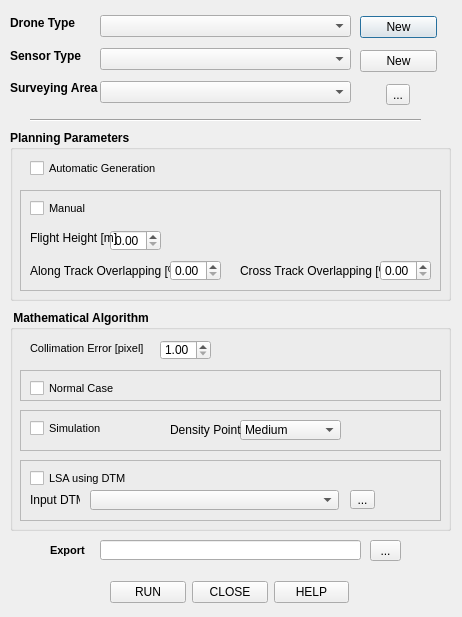
Old version of the form PluginFiles/DSP_dialog_base.ui in the repository Marta1Rossi/DSP.
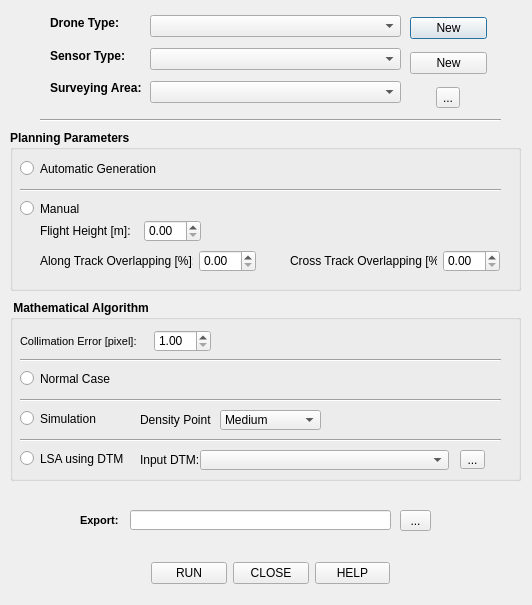
New version of the form.

Patch:
```diff
--- a/PluginFiles/DSP_dialog_base.ui
+++ b/PluginFiles/DSP_dialog_base.ui
@@ -6,8 +6,8 @@
    <rect>
     <x>0</x>
     <y>0</y>
-    <width>462</width>
-    <height>617</height>
+    <width>532</width>
+    <height>605</height>
    </rect>
   </property>
   <property name="windowTitle">
@@ -19,9 +19,9 @@
   <widget class="Line" name="line">
    <property name="geometry">
     <rect>
-     <x>30</x>
+     <x>40</x>
      <y>110</y>
-     <width>391</width>
+     <width>461</width>
      <height>20</height>
     </rect>
    </property>
@@ -34,8 +34,8 @@
     <rect>
      <x>10</x>
      <y>130</y>
-     <width>441</width>
-     <height>171</height>
+     <width>511</width>
+     <height>161</height>
     </rect>
    </property>
    <property name="font">
@@ -57,18 +57,17 @@
    <property name="checkable">
     <bool>false</bool>
    </property>
-   <widget class="QCheckBox" name="checkAuto">
+   <widget class="QRadioButton" name="radioButton">
     <property name="geometry">
      <rect>
-      <x>20</x>
+      <x>10</x>
       <y>30</y>
-      <width>201</width>
+      <width>161</width>
       <height>17</height>
      </rect>
     </property>
     <property name="font">
      <font>
-      <pointsize>8</pointsize>
       <weight>50</weight>
       <bold>false</bold>
      </font>
@@ -77,63 +76,13 @@
      <string>Automatic Generation</string>
     </property>
    </widget>
-   <widget class="QFrame" name="frame">
-    <property name="geometry">
-     <rect>
-      <x>10</x>
-      <y>60</y>
-      <width>421</width>
-      <height>101</height>
-     </rect>
-    </property>
-    <property name="frameShape">
-     <enum>QFrame::StyledPanel</enum>
-    </property>
-    <property name="frameShadow">
-     <enum>QFrame::Raised</enum>
-    </property>
-    <widget class="QDoubleSpinBox" name="doubleSpinBox">
-     <property name="geometry">
-      <rect>
-       <x>90</x>
-       <y>40</y>
-       <width>51</width>
-       <height>21</height>
-      </rect>
-     </property>
-     <property name="font">
-      <font>
-       <weight>50</weight>
-       <bold>false</bold>
-      </font>
-     </property>
-    </widget>
-    <widget class="QLabel" name="label_4">
-     <property name="geometry">
-      <rect>
-       <x>10</x>
-       <y>40</y>
-       <width>101</width>
-       <height>16</height>
-      </rect>
-     </property>
-     <property name="font">
-      <font>
-       <weight>50</weight>
-       <bold>false</bold>
-      </font>
-     </property>
-     <property name="text">
-      <string>Flight Height [m]</string>
-     </property>
-    </widget>
-    <widget class="QLabel" name="label_5">
+   <widget class="QRadioButton" name="radioButton_2">
      <property name="geometry">
       <rect>
        <x>10</x>
        <y>70</y>
-       <width>141</width>
-       <height>21</height>
+      <width>211</width>
+      <height>17</height>
       </rect>
      </property>
      <property name="font">
@@ -143,18 +92,21 @@
       </font>
      </property>
      <property name="text">
-      <string>Along Track Overlapping [%]</string>
-     </property>
-    </widget>
+     <string>Manual</string>
+    </property>
+   </widget>
+   <widget class="QWidget" name="">
+    <property name="geometry">
+     <rect>
+      <x>280</x>
+      <y>120</y>
+      <width>210</width>
+      <height>22</height>
+     </rect>
+    </property>
+    <layout class="QHBoxLayout" name="horizontalLayout_4">
+     <item>
     <widget class="QLabel" name="label_6">
-     <property name="geometry">
-      <rect>
-       <x>220</x>
-       <y>70</y>
-       <width>141</width>
-       <height>21</height>
-      </rect>
-     </property>
      <property name="font">
       <font>
        <weight>50</weight>
@@ -162,34 +114,108 @@
       </font>
      </property>
      <property name="text">
-      <string>Cross Track Overlapping [%]</string>
-     </property>
-    </widget>
+        <string>Cross Track Overlapping [%]:</string>
+       </property>
+      </widget>
+     </item>
+     <item>
+      <spacer name="horizontalSpacer_3">
+       <property name="orientation">
+        <enum>Qt::Horizontal</enum>
+       </property>
+       <property name="sizeHint" stdset="0">
+        <size>
+         <width>40</width>
+         <height>20</height>
+        </size>
+       </property>
+      </spacer>
+     </item>
+     <item>
     <widget class="QDoubleSpinBox" name="doubleSpinBox_2">
+       <property name="font">
+        <font>
+         <weight>50</weight>
+         <bold>false</bold>
+        </font>
+       </property>
+      </widget>
+     </item>
+    </layout>
+   </widget>
+   <widget class="QWidget" name="">
      <property name="geometry">
       <rect>
-       <x>360</x>
-       <y>70</y>
-       <width>51</width>
-       <height>21</height>
-      </rect>
-     </property>
+      <x>30</x>
+      <y>90</y>
+      <width>161</width>
+      <height>22</height>
+     </rect>
+    </property>
+    <layout class="QHBoxLayout" name="horizontalLayout_2">
+     <item>
+      <widget class="QLabel" name="label_4">
      <property name="font">
       <font>
        <weight>50</weight>
        <bold>false</bold>
       </font>
      </property>
-    </widget>
+       <property name="text">
+        <string>Flight Height [m]:</string>
+       </property>
+      </widget>
+     </item>
+     <item>
+      <spacer name="horizontalSpacer">
+       <property name="orientation">
+        <enum>Qt::Horizontal</enum>
+       </property>
+       <property name="sizeHint" stdset="0">
+        <size>
+         <width>40</width>
+         <height>20</height>
+        </size>
+       </property>
+      </spacer>
+     </item>
+     <item>
+      <widget class="QDoubleSpinBox" name="doubleSpinBox">
+       <property name="font">
+        <font>
+         <weight>50</weight>
+         <bold>false</bold>
+        </font>
+       </property>
+      </widget>
+     </item>
+    </layout>
+   </widget>
+   <widget class="QWidget" name="">
+    <property name="geometry">
+     <rect>
+      <x>30</x>
+      <y>120</y>
+      <width>216</width>
+      <height>22</height>
+     </rect>
+    </property>
+    <layout class="QHBoxLayout" name="horizontalLayout_3">
+     <item>
+      <widget class="QLabel" name="label_5">
+       <property name="font">
+        <font>
+         <weight>50</weight>
+         <bold>false</bold>
+        </font>
+       </property>
+       <property name="text">
+        <string>Along Track Overlapping [%]:</string>
+       </property>
+      </widget>
+     </item>
+     <item>
     <widget class="QDoubleSpinBox" name="doubleSpinBox_3">
-     <property name="geometry">
-      <rect>
-       <x>150</x>
-       <y>70</y>
-       <width>51</width>
-       <height>21</height>
-      </rect>
-     </property>
      <property name="font">
       <font>
        <weight>50</weight>
@@ -197,35 +223,30 @@
       </font>
      </property>
     </widget>
-    <widget class="QCheckBox" name="checkManual">
+     </item>
+    </layout>
+   </widget>
+   <widget class="Line" name="line_6">
      <property name="geometry">
       <rect>
        <x>10</x>
-       <y>10</y>
-       <width>70</width>
-       <height>17</height>
-      </rect>
-     </property>
-     <property name="font">
-      <font>
-       <pointsize>8</pointsize>
-       <weight>50</weight>
-       <bold>false</bold>
-      </font>
-     </property>
-     <property name="text">
-      <string>Manual</string>
-     </property>
-    </widget>
+      <y>50</y>
+      <width>481</width>
+      <height>20</height>
+     </rect>
+    </property>
+    <property name="orientation">
+     <enum>Qt::Horizontal</enum>
+    </property>
    </widget>
   </widget>
   <widget class="QGroupBox" name="PlanningParameters_2">
    <property name="geometry">
     <rect>
      <x>10</x>
-     <y>310</y>
-     <width>441</width>
-     <height>221</height>
+     <y>300</y>
+     <width>511</width>
+     <height>181</height>
     </rect>
    </property>
    <property name="font">
@@ -247,130 +268,36 @@
    <property name="checkable">
     <bool>false</bool>
    </property>
-   <widget class="QFrame" name="frame_2">
-    <property name="geometry">
-     <rect>
-      <x>10</x>
-      <y>150</y>
-      <width>421</width>
-      <height>61</height>
-     </rect>
+   <widget class="QRadioButton" name="radioButton_3">
+    <property name="enabled">
+     <bool>true</bool>
     </property>
-    <property name="frameShape">
-     <enum>QFrame::StyledPanel</enum>
-    </property>
-    <property name="frameShadow">
-     <enum>QFrame::Raised</enum>
-    </property>
-    <widget class="QCheckBox" name="checkBox_4">
      <property name="geometry">
       <rect>
        <x>10</x>
-       <y>10</y>
-       <width>111</width>
+      <y>70</y>
+      <width>121</width>
        <height>17</height>
       </rect>
      </property>
      <property name="font">
       <font>
-       <pointsize>8</pointsize>
        <weight>50</weight>
        <bold>false</bold>
       </font>
      </property>
      <property name="text">
-      <string>LSA using DTM</string>
-     </property>
-    </widget>
-    <widget class="QLabel" name="label_7">
-     <property name="geometry">
-      <rect>
-       <x>10</x>
-       <y>30</y>
-       <width>50</width>
-       <height>20</height>
-      </rect>
-     </property>
-     <property name="font">
-      <font>
-       <weight>50</weight>
-       <bold>false</bold>
-      </font>
-     </property>
-     <property name="text">
-      <string>Input DTM</string>
-     </property>
-    </widget>
-    <widget class="QComboBox" name="cb_inDTM">
-     <property name="geometry">
-      <rect>
-       <x>70</x>
-       <y>30</y>
-       <width>249</width>
-       <height>20</height>
-      </rect>
-     </property>
-    </widget>
-    <widget class="QToolButton" name="tb_inDTM">
-     <property name="geometry">
-      <rect>
-       <x>330</x>
-       <y>30</y>
-       <width>25</width>
-       <height>19</height>
-      </rect>
-     </property>
-     <property name="font">
-      <font>
-       <weight>50</weight>
-       <bold>false</bold>
-      </font>
-     </property>
-     <property name="text">
-      <string>...</string>
-     </property>
-    </widget>
-   </widget>
-   <widget class="QFrame" name="frame_3">
-    <property name="geometry">
-     <rect>
-      <x>10</x>
-      <y>100</y>
-      <width>421</width>
-      <height>41</height>
-     </rect>
-    </property>
-    <property name="frameShape">
-     <enum>QFrame::StyledPanel</enum>
-    </property>
-    <property name="frameShadow">
-     <enum>QFrame::Raised</enum>
-    </property>
-    <widget class="QCheckBox" name="checkBox_5">
-     <property name="geometry">
-      <rect>
-       <x>10</x>
-       <y>10</y>
-       <width>111</width>
-       <height>17</height>
-      </rect>
-     </property>
-     <property name="font">
-      <font>
-       <pointsize>8</pointsize>
-       <weight>50</weight>
-       <bold>false</bold>
-      </font>
-     </property>
-     <property name="text">
-      <string>Simulation</string>
+     <string>Normal Case</string>
      </property>
     </widget>
     <widget class="QComboBox" name="comboBox_6">
+    <property name="enabled">
+     <bool>true</bool>
+    </property>
      <property name="geometry">
       <rect>
-       <x>220</x>
-       <y>10</y>
+      <x>210</x>
+      <y>110</y>
        <width>101</width>
        <height>20</height>
       </rect>
@@ -400,8 +327,8 @@
     <widget class="QLabel" name="label_9">
      <property name="geometry">
       <rect>
-       <x>150</x>
-       <y>10</y>
+      <x>130</x>
+      <y>110</y>
        <width>71</width>
        <height>20</height>
       </rect>
@@ -413,55 +340,149 @@
       </font>
      </property>
      <property name="text">
-      <string>Density Point</string>
-     </property>
-    </widget>
-   </widget>
-   <widget class="QFrame" name="frame_4">
+     <string>Density Point:</string>
+    </property>
+   </widget>
+   <widget class="QRadioButton" name="radioButton_4">
     <property name="geometry">
      <rect>
       <x>10</x>
-      <y>60</y>
-      <width>421</width>
-      <height>31</height>
+      <y>110</y>
+      <width>101</width>
+      <height>17</height>
      </rect>
     </property>
-    <property name="frameShape">
-     <enum>QFrame::StyledPanel</enum>
+    <property name="font">
+     <font>
+      <weight>50</weight>
+      <bold>false</bold>
+     </font>
     </property>
-    <property name="frameShadow">
-     <enum>QFrame::Raised</enum>
+    <property name="text">
+     <string>Simulation</string>
     </property>
-    <widget class="QCheckBox" name="checkBox_6">
+   </widget>
+   <widget class="QRadioButton" name="radioButton_5">
+    <property name="enabled">
+     <bool>true</bool>
+    </property>
      <property name="geometry">
       <rect>
        <x>10</x>
-       <y>10</y>
-       <width>111</width>
+      <y>150</y>
+      <width>121</width>
        <height>17</height>
       </rect>
      </property>
      <property name="font">
       <font>
-       <pointsize>8</pointsize>
        <weight>50</weight>
        <bold>false</bold>
       </font>
      </property>
      <property name="text">
-      <string>Normal Case</string>
-     </property>
-    </widget>
+     <string>LSA using DTM</string>
+    </property>
+   </widget>
+   <widget class="QToolButton" name="tb_inDTM">
+    <property name="geometry">
+     <rect>
+      <x>450</x>
+      <y>150</y>
+      <width>25</width>
+      <height>19</height>
+     </rect>
+    </property>
+    <property name="font">
+     <font>
+      <weight>50</weight>
+      <bold>false</bold>
+     </font>
+    </property>
+    <property name="text">
+     <string>...</string>
+    </property>
    </widget>
+   <widget class="QComboBox" name="cb_inDTM">
+    <property name="geometry">
+     <rect>
+      <x>190</x>
+      <y>150</y>
+      <width>249</width>
+      <height>20</height>
+     </rect>
+    </property>
+   </widget>
+   <widget class="QLabel" name="label_11">
+    <property name="geometry">
+     <rect>
+      <x>130</x>
+      <y>150</y>
+      <width>61</width>
+      <height>20</height>
+     </rect>
+    </property>
+    <property name="font">
+     <font>
+      <weight>50</weight>
+      <bold>false</bold>
+     </font>
+    </property>
+    <property name="text">
+     <string>Input DTM:</string>
+    </property>
+   </widget>
+   <widget class="Line" name="line_3">
+    <property name="geometry">
+     <rect>
+      <x>10</x>
+      <y>50</y>
+      <width>481</width>
+      <height>20</height>
+     </rect>
+    </property>
+    <property name="orientation">
+     <enum>Qt::Horizontal</enum>
+    </property>
+   </widget>
+   <widget class="Line" name="line_4">
+    <property name="geometry">
+     <rect>
+      <x>10</x>
+      <y>90</y>
+      <width>481</width>
+      <height>20</height>
+     </rect>
+    </property>
+    <property name="orientation">
+     <enum>Qt::Horizontal</enum>
+    </property>
+   </widget>
+   <widget class="Line" name="line_5">
+    <property name="geometry">
+     <rect>
+      <x>10</x>
+      <y>130</y>
+      <width>481</width>
+      <height>20</height>
+     </rect>
+    </property>
+    <property name="orientation">
+     <enum>Qt::Horizontal</enum>
+    </property>
+   </widget>
+   <widget class="QWidget" name="">
+    <property name="geometry">
+     <rect>
+      <x>10</x>
+      <y>30</y>
+      <width>191</width>
+      <height>22</height>
+     </rect>
+    </property>
+    <layout class="QHBoxLayout" name="horizontalLayout_5">
+     <item>
    <widget class="QLabel" name="label_8">
-    <property name="geometry">
-     <rect>
-      <x>20</x>
-      <y>30</y>
-      <width>141</width>
-      <height>16</height>
-     </rect>
-    </property>
     <property name="font">
      <font>
       <pointsize>8</pointsize>
@@ -470,18 +491,25 @@
      </font>
     </property>
     <property name="text">
-     <string>Collimation Error [pixel]</string>
-    </property>
-   </widget>
+        <string>Collimation Error [pixel]:</string>
+       </property>
+      </widget>
+     </item>
+     <item>
+      <spacer name="horizontalSpacer_4">
+       <property name="orientation">
+        <enum>Qt::Horizontal</enum>
+       </property>
+       <property name="sizeHint" stdset="0">
+        <size>
+         <width>40</width>
+         <height>20</height>
+        </size>
+       </property>
+      </spacer>
+     </item>
+     <item>
    <widget class="QDoubleSpinBox" name="doubleSpinBox_4">
-    <property name="geometry">
-     <rect>
-      <x>150</x>
-      <y>30</y>
-      <width>51</width>
-      <height>20</height>
-     </rect>
-    </property>
     <property name="font">
      <font>
       <weight>50</weight>
@@ -492,12 +520,15 @@
      <double>1.000000000000000</double>
     </property>
    </widget>
+     </item>
+    </layout>
+   </widget>
   </widget>
   <widget class="QLabel" name="label_10">
    <property name="geometry">
     <rect>
-     <x>50</x>
-     <y>540</y>
+     <x>80</x>
+     <y>510</y>
      <width>41</width>
      <height>20</height>
     </rect>
@@ -510,14 +541,14 @@
     </font>
    </property>
    <property name="text">
-    <string>Export</string>
+    <string>Export:</string>
    </property>
   </widget>
   <widget class="QLineEdit" name="lineEdit">
    <property name="geometry">
     <rect>
-     <x>100</x>
-     <y>540</y>
+     <x>130</x>
+     <y>510</y>
      <width>261</width>
      <height>20</height>
     </rect>
@@ -526,8 +557,8 @@
   <widget class="QToolButton" name="toolButton_3">
    <property name="geometry">
     <rect>
-     <x>370</x>
-     <y>540</y>
+     <x>400</x>
+     <y>510</y>
      <width>31</width>
      <height>21</height>
     </rect>
@@ -539,9 +570,9 @@
   <widget class="QWidget" name="layoutWidget">
    <property name="geometry">
     <rect>
-     <x>10</x>
+     <x>50</x>
      <y>10</y>
-     <width>89</width>
+     <width>92</width>
      <height>91</height>
     </rect>
    </property>
@@ -555,7 +586,7 @@
        </font>
       </property>
       <property name="text">
-       <string>Drone Type</string>
+       <string>Drone Type:</string>
       </property>
      </widget>
     </item>
@@ -568,7 +599,7 @@
        </font>
       </property>
       <property name="text">
-       <string>Sensor Type</string>
+       <string>Sensor Type:</string>
       </property>
      </widget>
     </item>
@@ -581,7 +612,7 @@
        </font>
       </property>
       <property name="text">
-       <string>Surveying Area</string>
+       <string>Surveying Area:</string>
       </property>
      </widget>
     </item>
@@ -590,7 +621,7 @@
   <widget class="QWidget" name="layoutWidget">
    <property name="geometry">
     <rect>
-     <x>100</x>
+     <x>150</x>
      <y>10</y>
      <width>251</width>
      <height>101</height>
@@ -611,10 +642,10 @@
   <widget class="QWidget" name="layoutWidget">
    <property name="geometry">
     <rect>
-     <x>360</x>
+     <x>410</x>
      <y>10</y>
      <width>77</width>
-     <height>101</height>
+     <height>105</height>
     </rect>
    </property>
    <layout class="QVBoxLayout" name="verticalLayout_3">
@@ -657,11 +688,11 @@
     </item>
    </layout>
   </widget>
-  <widget class="QWidget" name="layoutWidget">
+  <widget class="QWidget" name="">
    <property name="geometry">
     <rect>
-     <x>110</x>
-     <y>580</y>
+     <x>151</x>
+     <y>561</y>
      <width>239</width>
      <height>25</height>
     </rect>
```
Left out of the diff: 10 changed lines with no effect on the pictures. Lines whose indentation alone changed are shown as unchanged.
